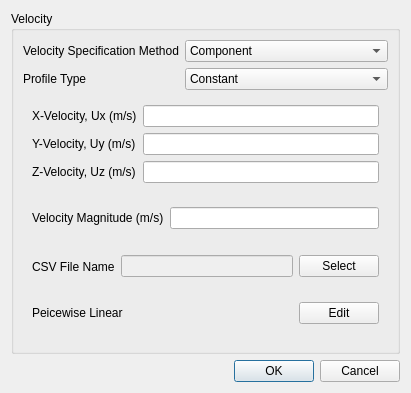
Above: view/setup/boundary_conditions/velocity_inlet_dialog.ui from nextfoam/baram before the change. Below: the same form after it.
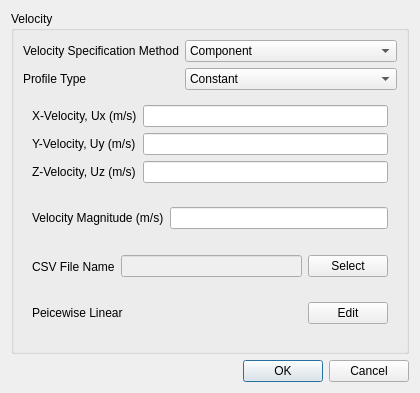
That is the form after the change.

What changed in the file:
```diff
--- a/view/setup/boundary_conditions/velocity_inlet_dialog.ui
+++ b/view/setup/boundary_conditions/velocity_inlet_dialog.ui
@@ -6,10 +6,16 @@
    <rect>
     <x>0</x>
     <y>0</y>
-    <width>408</width>
+    <width>420</width>
     <height>393</height>
    </rect>
   </property>
+  <property name="minimumSize">
+   <size>
+    <width>420</width>
+    <height>0</height>
+   </size>
+  </property>
   <property name="windowTitle">
    <string>Velocity Inlet Boundary Condition</string>
   </property>
```
